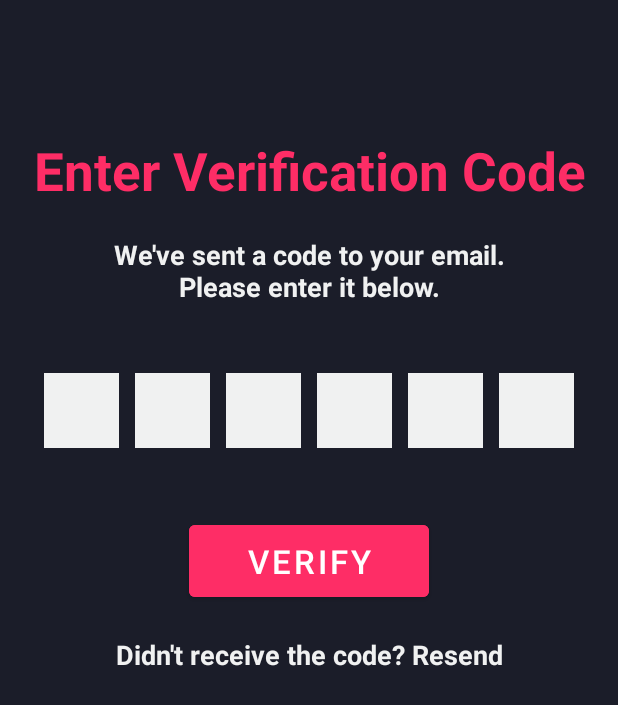
After one commit to nauht1/blankcil_android, an Android app: the EmailConfirmationActivity screen opened directly, with no data from a screen before it, on a phone screen of 412 x 824 dp. The commit adds this screen. Shown: the top 705 px of the screen. Run offline under Robolectric (Android 15) with nearby library versions, the phone set to English and light mode, and no system bars.

Commit message:
update register, confirm email

```diff
--- a/app/src/main/AndroidManifest.xml
+++ b/app/src/main/AndroidManifest.xml
@@ -30,6 +30,11 @@
             android:exported="true">
         </activity>
 
+        <activity
+            android:name=".view.activities.EmailConfirmationActivity"
+            android:exported="true">
+        </activity>
+
     </application>
 
 </manifest>
--- a/app/src/main/java/hcmute/com/blankcil/config/RetrofitClient.java
+++ b/app/src/main/java/hcmute/com/blankcil/config/RetrofitClient.java
@@ -11,11 +11,11 @@ import retrofit2.converter.gson.GsonConverterFactory;
 
 public class RetrofitClient {
     //Dùng để chạy local host song song với máy ảo
-//    private static String BASE_URL="http://10.0.2.2:9090/api/v1/";
+    private static String BASE_URL="http://10.0.2.2:9090/api/v1/";
 
     //Dùng để chạy local host song song với máy THẬT, cả 2 thiết bị phải cùng kết nối chung 1 internet
     //và thay IPv4 của (windows/mac) vào bên dưới nhé.
-    private static String BASE_URL="http://192.168.1.3:9090/api/v1/";
+//    private static String BASE_URL="http://192.168.1.3:9090/api/v1/";
 
 
     private static RetrofitClient retrofitClient;
--- a/app/src/main/java/hcmute/com/blankcil/constants/APIService.java
+++ b/app/src/main/java/hcmute/com/blankcil/constants/APIService.java
@@ -2,8 +2,11 @@ package hcmute.com.blankcil.constants;
 
 import hcmute.com.blankcil.model.AuthenticateRequest;
 import hcmute.com.blankcil.model.AuthenticateResponse;
+import hcmute.com.blankcil.model.ConfirmRequest;
 import hcmute.com.blankcil.model.PodcastResponse;
 import hcmute.com.blankcil.model.ProfileResponse;
+import hcmute.com.blankcil.model.RegisterRequest;
+import hcmute.com.blankcil.model.RegisterResponse;
 import hcmute.com.blankcil.model.UserModel;
 import retrofit2.Call;
 import retrofit2.http.Body;
@@ -25,6 +28,16 @@ public interface APIService {
             @Body AuthenticateRequest request
     );
 
+    @POST("auth/register")
+    Call<RegisterResponse> register(
+            @Body RegisterRequest registerRequest
+    );
+
+    @POST("auth/confirm-email")
+    Call<AuthenticateResponse> confirmEmail(
+            @Body ConfirmRequest confirmRequest
+    );
+
     @POST("auth/refresh-token")
     Call<AuthenticateResponse> refreshToken(
             @Header("Authorization") String token
--- /dev/null
+++ b/app/src/main/java/hcmute/com/blankcil/view/activities/EmailConfirmationActivity.java
@@ -0,0 +1,87 @@
+package hcmute.com.blankcil.view.activities;
+
+import android.content.Intent;
+import android.os.Bundle;
+import android.util.Log;
+import android.view.View;
+import android.widget.Button;
+import android.widget.EditText;
+import android.widget.Toast;
+
+import androidx.annotation.Nullable;
+import androidx.appcompat.app.AppCompatActivity;
+
+import hcmute.com.blankcil.R;
+import hcmute.com.blankcil.config.RetrofitClient;
+import hcmute.com.blankcil.constants.APIService;
+import hcmute.com.blankcil.model.AuthenticateResponse;
+import hcmute.com.blankcil.model.ConfirmRequest;
+import hcmute.com.blankcil.model.RegisterRequest;
+import hcmute.com.blankcil.model.RegisterResponse;
+import hcmute.com.blankcil.utils.SharedPrefManager;
+import retrofit2.Call;
+import retrofit2.Callback;
+import retrofit2.Response;
+
+public class EmailConfirmationActivity extends AppCompatActivity implements View.OnClickListener {
+    EditText ec1, ec2, ec3, ec4, ec5, ec6;
+    Button verifyBtn;
+    private APIService apiService;
+
+    @Override
+    protected void onCreate(@Nullable Bundle savedInstanceState) {
+        super.onCreate(savedInstanceState);
+        setContentView(R.layout.activity_email_confirmation);
+
+        RetrofitClient retrofitClient = RetrofitClient.getInstance();
+        apiService = retrofitClient.getApi();
+
+        ec1 = findViewById(R.id.etCode1);
+        ec2 = findViewById(R.id.etCode2);
+        ec3 = findViewById(R.id.etCode3);
+        ec4 = findViewById(R.id.etCode4);
+        ec5 = findViewById(R.id.etCode5);
+        ec6 = findViewById(R.id.etCode6);
+        verifyBtn = findViewById(R.id.btnVerify);
+        verifyBtn.setOnClickListener(this);
+    }
+
+    @Override
+    public void onClick(View v) {
+        confirm();
+    }
+    public void confirm() {
+        String code1 = ec1.getText().toString().trim();
+        String code2 = ec2.getText().toString().trim();
+        String code3 = ec3.getText().toString().trim();
+        String code4 = ec4.getText().toString().trim();
+        String code5 = ec5.getText().toString().trim();
+        String code6 = ec6.getText().toString().trim();
+
+        String fullCode = code1 + code2 + code3 + code4 + code5 + code6;
+
+        ConfirmRequest confirmRequest = new ConfirmRequest(SharedPrefManager.getInstance(this).getUserEmail(), fullCode);
+
+        apiService.confirmEmail(confirmRequest).enqueue(new Callback<AuthenticateResponse>() {
+            @Override
+            public void onResponse(Call<AuthenticateResponse> call, Response<AuthenticateResponse> response) {
+                if(response.isSuccessful() && response.body() != null){
+
+                    Toast.makeText(EmailConfirmationActivity.this, "Verify successful!", Toast.LENGTH_SHORT).show();
+                    Log.d("EmailConfirm", SharedPrefManager.getInstance(getApplicationContext()).getUserEmail());
+
+                    // Chuyển đến MainActivity
+                    Intent intent = new Intent(EmailConfirmationActivity.this, MainActivity.class);
+                    intent.setFlags(Intent.FLAG_ACTIVITY_NEW_TASK | Intent.FLAG_ACTIVITY_CLEAR_TASK);
+                    startActivity(intent);
+                    finish();
+                }
+            }
+
+            @Override
+            public void onFailure(Call<AuthenticateResponse> call, Throwable t) {
+                Log.d("EmailConfirm", "Failed" + t.getMessage());
+            }
+        });
+    }
+}
--- /dev/null
+++ b/app/src/main/res/layout/activity_email_confirmation.xml
@@ -0,0 +1,143 @@
+<?xml version="1.0" encoding="utf-8"?>
+<androidx.constraintlayout.widget.ConstraintLayout xmlns:android="http://schemas.android.com/apk/res/android"
+    xmlns:app="http://schemas.android.com/apk/res-auto"
+    xmlns:tools="http://schemas.android.com/tools"
+    android:layout_width="match_parent"
+    android:layout_height="match_parent"
+    android:background="@color/black80"
+    tools:context=".VerificationActivity">
+
+    <TextView
+        android:id="@+id/tvVerifyTitle"
+        android:layout_width="match_parent"
+        android:layout_height="wrap_content"
+        android:layout_marginTop="90dp"
+        android:gravity="center_horizontal"
+        android:text="Enter Verification Code"
+        android:textColor="@color/red_pink"
+        android:textSize="35dp"
+        android:textStyle="bold"
+        app:layout_constraintEnd_toEndOf="parent"
+        app:layout_constraintStart_toStartOf="parent"
+        app:layout_constraintTop_toTopOf="parent" />
+
+    <TextView
+        android:id="@+id/tvVerifyInstruction"
+        android:layout_width="match_parent"
+        android:layout_height="wrap_content"
+        android:layout_marginTop="20dp"
+        android:gravity="center_horizontal"
+        android:text="We've sent a code to your email.\nPlease enter it below."
+        android:textColor="@color/white"
+        android:textSize="18dp"
+        android:textStyle="bold"
+        app:layout_constraintEnd_toEndOf="parent"
+        app:layout_constraintStart_toStartOf="parent"
+        app:layout_constraintTop_toBottomOf="@id/tvVerifyTitle" />
+
+    <LinearLayout
+        android:id="@+id/codeInputLayout"
+        android:layout_width="wrap_content"
+        android:layout_height="wrap_content"
+        android:layout_marginTop="40dp"
+        app:layout_constraintEnd_toEndOf="parent"
+        app:layout_constraintStart_toStartOf="parent"
+        app:layout_constraintTop_toBottomOf="@id/tvVerifyInstruction"
+        android:orientation="horizontal">
+
+        <EditText
+            android:id="@+id/etCode1"
+            android:layout_width="50dp"
+            android:layout_height="50dp"
+            android:background="@color/white"
+            android:gravity="center"
+            android:inputType="number"
+            android:maxLength="1"
+            android:textSize="24sp"
+            android:layout_margin="5dp"/>
+
+        <EditText
+            android:id="@+id/etCode2"
+            android:layout_width="50dp"
+            android:layout_height="50dp"
+            android:background="@color/white"
+            android:gravity="center"
+            android:inputType="number"
+            android:maxLength="1"
+            android:textSize="24sp"
+            android:layout_margin="5dp"/>
+
+        <EditText
+            android:id="@+id/etCode3"
+            android:layout_width="50dp"
+            android:layout_height="50dp"
+            android:background="@color/white"
+            android:gravity="center"
+            android:inputType="number"
+            android:maxLength="1"
+            android:textSize="24sp"
+            android:layout_margin="5dp"/>
+
+        <EditText
+            android:id="@+id/etCode4"
+            android:layout_width="50dp"
+            android:layout_height="50dp"
+            android:background="@color/white"
+            android:gravity="center"
+            android:inputType="number"
+            android:maxLength="1"
+            android:textSize="24sp"
+            android:layout_margin="5dp"/>
+
+        <EditText
+            android:id="@+id/etCode5"
+            android:layout_width="50dp"
+            android:layout_height="50dp"
+            android:background="@color/white"
+            android:gravity="center"
+            android:inputType="number"
+            android:maxLength="1"
+            android:textSize="24sp"
+            android:layout_margin="5dp"/>
+
+        <EditText
+            android:id="@+id/etCode6"
+            android:layout_width="50dp"
+            android:layout_height="50dp"
+            android:background="@color/white"
+            android:gravity="center"
+            android:inputType="number"
+            android:maxLength="1"
+            android:textSize="24sp"
+            android:layout_margin="5dp"/>
+
+    </LinearLayout>
+
+    <Button
+        android:id="@+id/btnVerify"
+        android:layout_width="160dp"
+        android:layout_height="60dp"
+        android:layout_marginTop="40dp"
+        android:backgroundTint="@color/red_pink"
+        android:text="Verify"
+        android:textSize="22dp"
+        app:layout_constraintEnd_toEndOf="parent"
+        app:layout_constraintHorizontal_bias="0.5"
+        app:layout_constraintStart_toStartOf="parent"
+        app:layout_constraintTop_toBottomOf="@id/codeInputLayout" />
+
+    <TextView
+        android:id="@+id/tvResendCode"
+        android:layout_width="match_parent"
+        android:layout_height="wrap_content"
+        android:layout_marginTop="20dp"
+        android:gravity="center_horizontal"
+        android:text="Didn't receive the code? Resend"
+        android:textColor="@color/white"
+        android:textSize="18dp"
+        android:textStyle="bold"
+        app:layout_constraintEnd_toEndOf="parent"
+        app:layout_constraintStart_toStartOf="parent"
+        app:layout_constraintTop_toBottomOf="@id/btnVerify" />
+
+</androidx.constraintlayout.widget.ConstraintLayout>
```
Also changed, not shown: app/src/main/java/hcmute/com/blankcil/model/ConfirmRequest.java (added, +29 -0 lines), app/src/main/java/hcmute/com/blankcil/model/RegisterRequest.java (added, +52 -0 lines), app/src/main/java/hcmute/com/blankcil/model/RegisterResponse.java (added, +27 -0 lines), app/src/main/java/hcmute/com/blankcil/utils/SharedPrefManager.java (+13 -0 lines), app/src/main/java/hcmute/com/blankcil/view/activities/RegisterActivity.java (added, +83 -0 lines), app/src/main/res/layout/activity_register.xml (+15 -68 lines).
